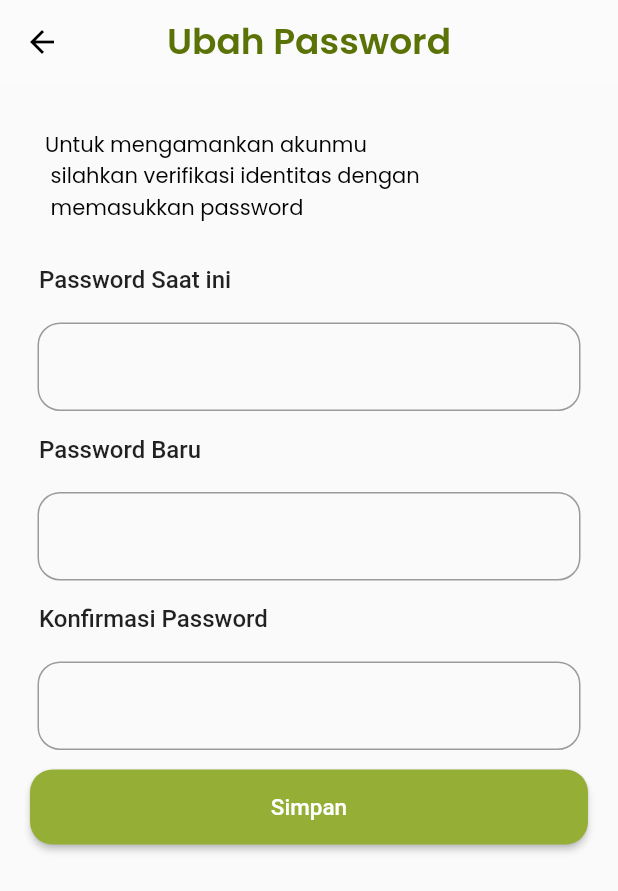
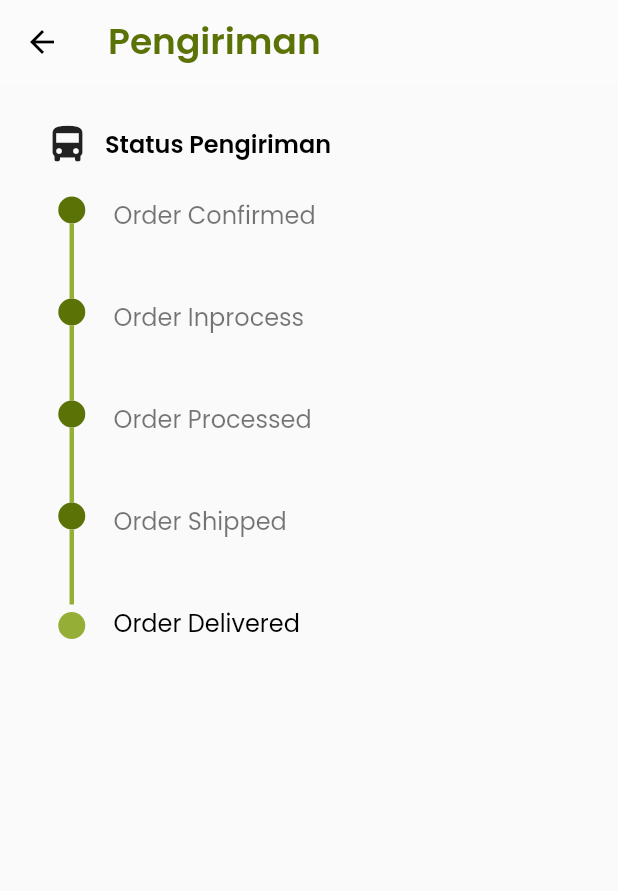
Before and after one commit to indicoop/kopdig.id-mobille, a Flutter app: the screen it shows after launch, on a phone screen of 412 x 824 dp. Shown: the top 891 px of the screen. Run offline on Flutter 3.47's test engine with Material 2 defaults, Android fonts, the phone set to English and light mode, and no system bars; our stand-ins replace cool_alert, flutter_bloc, flutter_rating_bar, flutter_secure_storage, google_fonts, logger and 1 more.

Commit message:
rate,chat, dan pengiriman

```diff
--- a/lib/main.dart
+++ b/lib/main.dart
@@ -1,8 +1,13 @@
 import 'package:flutter/material.dart';
 import 'package:kopdig/modules/auth/login/screen/LoginScreen.dart';
+import 'package:kopdig/modules/chat/detail_chat/detail_chat.dart';
+import 'package:kopdig/modules/chat/room_chat/room_chat.dart';
 import 'package:kopdig/modules/notification/screen/notif_screen.dart';
+import 'package:kopdig/modules/pesanan/screen/pengiriman.dart';
 import 'package:kopdig/modules/profile/edit_profile/screen/edit_profile.dart';
 import 'package:kopdig/modules/profile/edit_profile/screen/ubah_password.dart';
+import 'package:kopdig/modules/profile/rate_app/screen/rate_app.dart';
+import 'package:kopdig/modules/profile/rate_app/screen/ulasan.dart';
 import 'package:kopdig/modules/profile/screen/profile_screen.dart';
 
 void main() {
@@ -18,7 +23,7 @@ class MyApp extends StatelessWidget {
       theme: ThemeData(
         primarySwatch: Colors.green,
       ),
-      home: const EditPassword()
+      home: const Pengiriman()
     );
   }
 }
--- /dev/null
+++ b/lib/modules/pesanan/screen/pengiriman.dart
@@ -0,0 +1,167 @@
+import 'package:flutter/material.dart';
+import 'package:kopdig/ui/theme/kopdig_theme.dart';
+import 'package:timelines/timelines.dart';
+
+class Pengiriman extends StatefulWidget{
+const Pengiriman ({Key? key}) : super(key: key);
+_Pengiriman createState() => _Pengiriman();
+}
+
+class _Pengiriman extends State<Pengiriman> {
+  final TextEditingController _namaController = TextEditingController();
+  final TextEditingController _passwordController = TextEditingController();
+
+
+  @override
+  Widget build(BuildContext context) {
+
+    return Scaffold(
+        appBar: AppBar(
+          backgroundColor: Colors.white10,
+          elevation: 0,
+          leading: Icon(Icons.arrow_back, color: Colors.black,),
+          title: Text("Pengiriman", style: KopdigTheme.title),
+        ),
+        body:SafeArea(
+          child: Padding(
+            padding: EdgeInsets.all(15.0),
+            child: Container(
+              margin: EdgeInsets.only(
+                bottom: 10.0,
+              ),
+              padding: EdgeInsets.only(
+                top: 10.0,
+                left: 15.0,
+                bottom: 10.0
+              ),
+              child: Column(
+                children: <Widget>[
+                  Container(
+                    child: Row(
+                      children: [
+                        Icon(Icons.directions_bus, size: 30.0,),
+                        SizedBox(width: 10.0,),
+                        Text("Status Pengiriman", style: KopdigTheme.title1,),
+                      ],
+                    ),
+                  ),
+                  SizedBox(height: 20.0,),
+                  timelineRow("Order Confirmed", ''),
+                  timelineRow("Order Inprocess", ''),
+                  timelineRow("Order Processed", ""),
+                  timelineRow("Order Shipped", ""),
+                  timelineLastRow("Order Delivered", ""),
+                ],
+              ),
+            ),
+          ),
+        )
+    );
+  }
+
+  Widget timelineRow(String title, String subTile) {
+    return Row(
+      mainAxisAlignment: MainAxisAlignment.spaceAround,
+      crossAxisAlignment: CrossAxisAlignment.start,
+      children: <Widget>[
+        Expanded(
+          flex: 1,
+          child: Column(
+            // mainAxisAlignment: MainAxisAlignment.start,
+            mainAxisSize: MainAxisSize.min,
+            crossAxisAlignment: CrossAxisAlignment.center,
+            children: <Widget>[
+              Container(
+                width: 18,
+                height: 18,
+                decoration: new BoxDecoration(
+                  color: KopdigTheme.primaryColorDarker,
+                  shape: BoxShape.circle,
+                ),
+                child: Text(""),
+              ),
+              Container(
+                width: 3,
+                height: 50,
+                decoration: new BoxDecoration(
+                  color: KopdigTheme.primaryColor,
+                  shape: BoxShape.rectangle,
+                ),
+                child: Text(""),
+              ),
+            ],
+          ),
+        ),
+        SizedBox(width: 10.0,),
+        Expanded(
+          flex: 9,
+          child: Column(
+            // mainAxisAlignment: MainAxisAlignment.center,
+            mainAxisSize: MainAxisSize.min,
+            crossAxisAlignment: CrossAxisAlignment.start,
+            children: <Widget>[
+              Text('${title}\n ${subTile}',
+                  style: TextStyle(
+                      fontFamily: poppins,
+                      fontSize: 16,
+                      color: Colors.black54)),
+            ],
+          ),
+        ),
+      ],
+    );
+  }
+
+  Widget timelineLastRow(String title, String subTile) {
+    return Row(
+      mainAxisAlignment: MainAxisAlignment.spaceAround,
+      children: <Widget>[
+        Expanded(
+          flex: 1,
+          child: Column(
+            mainAxisAlignment: MainAxisAlignment.start,
+            mainAxisSize: MainAxisSize.max,
+            crossAxisAlignment: CrossAxisAlignment.center,
+            children: <Widget>[
+              Container(
+                width: 18,
+                height: 18,
+                decoration: new BoxDecoration(
+                  color: KopdigTheme.primaryColor,
+                  shape: BoxShape.circle,
+                ),
+                child: Text(""),
+              ),
+              Container(
+                width: 3,
+                height: 20,
+                decoration: new BoxDecoration(
+                  color: Colors.transparent,
+                  shape: BoxShape.rectangle,
+                ),
+                child: Text(""),
+              ),
+            ],
+          ),
+        ),
+        SizedBox(width: 10.0,),
+        Expanded(
+          flex: 9,
+          child: Column(
+            mainAxisAlignment: MainAxisAlignment.center,
+            mainAxisSize: MainAxisSize.max,
+            crossAxisAlignment: CrossAxisAlignment.start,
+            children: <Widget>[
+              Text('${title}\n ${subTile}',
+                  style: TextStyle(
+                      fontFamily: poppins,
+                      fontSize: 16,
+                      color: Colors.black)),
+            ],
+          ),
+        ),
+      ],
+    );
+  }
+
+}
--- a/pubspec.yaml
+++ b/pubspec.yaml
@@ -31,6 +31,8 @@ dependencies:
     sdk: flutter
   font_awesome_flutter:
   google_fonts: 2.2.0
+  flutter_rating_bar: ^4.0.1
+  timelines: ^0.1.0
 
   # The following adds the Cupertino Icons font to your application.
   # Use with the CupertinoIcons class for iOS style icons.
```
Also changed, not shown: lib/modules/chat/detail_chat/detail_chat.dart (added, +136 -0 lines), lib/modules/chat/room_chat/list.dart (added, +54 -0 lines), lib/modules/chat/room_chat/room_chat.dart (added, +95 -0 lines), lib/modules/profile/rate_app/screen/rate_app.dart (+150 -0 lines), lib/modules/profile/rate_app/screen/ulasan.dart (added, +97 -0 lines), lib/modules/profile/screen/logout.dart (added), pubspec.lock, 1 other file.
